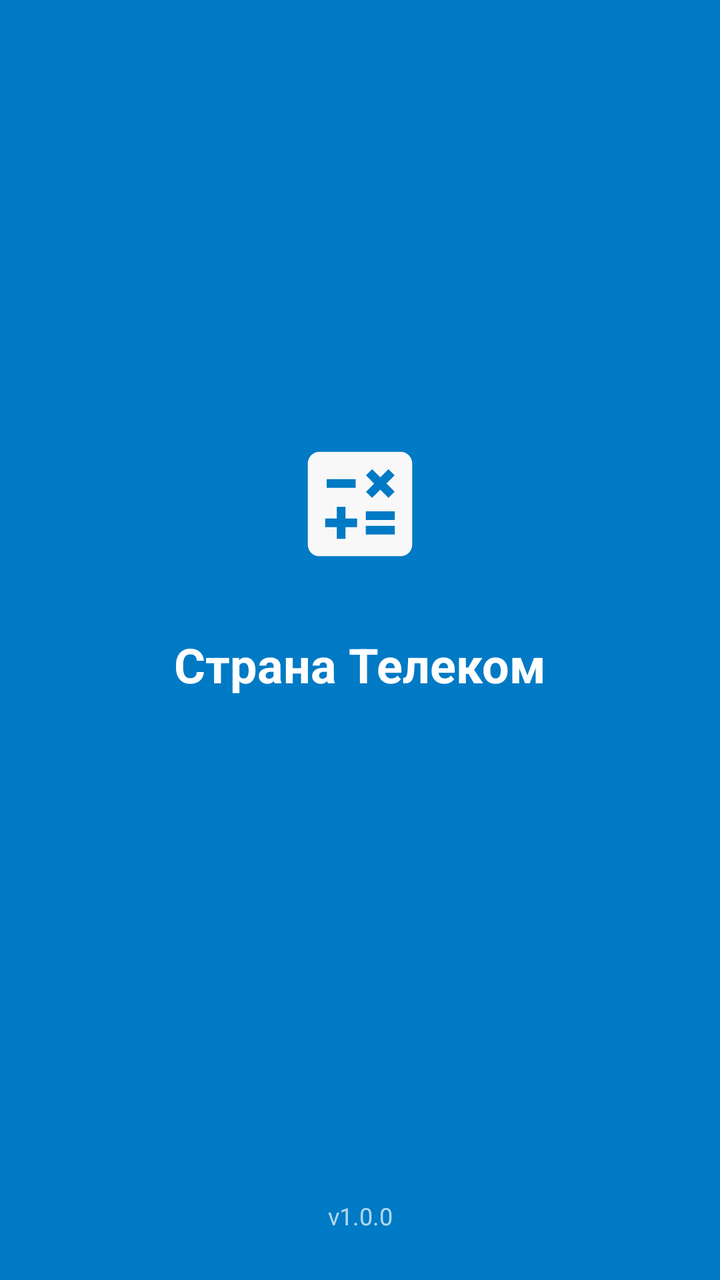
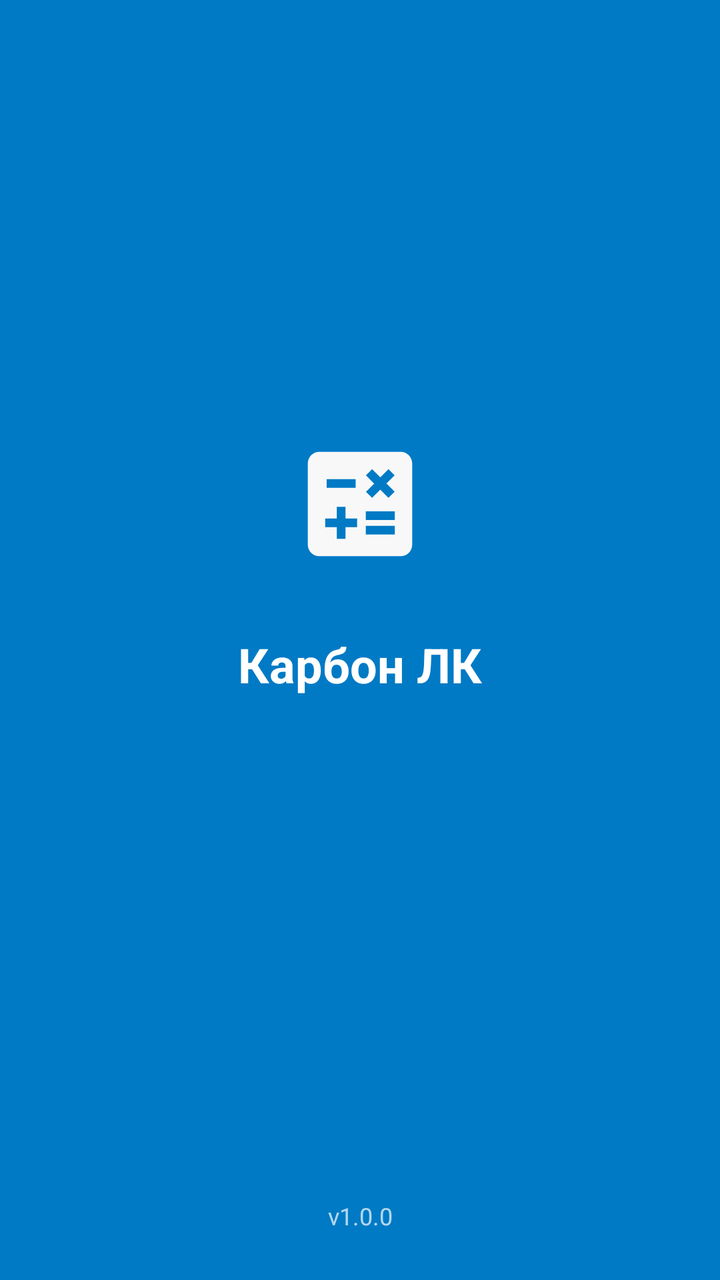

Compare the two renders of this Android layout. The source of the first and the diff that turns it into the second are given below.
<!-- AndroidManifest.xml: activity theme Theme.Splash -->
<!-- res/layout/activity_splash.xml -->
<?xml version="1.0" encoding="utf-8"?>
<androidx.constraintlayout.widget.ConstraintLayout
    xmlns:android="http://schemas.android.com/apk/res/android"
    xmlns:app="http://schemas.android.com/apk/res-auto"
    android:id="@+id/main"
    android:layout_width="match_parent"
    android:layout_height="match_parent"
    android:background="#007Ac5">

    
    <ImageView
        android:id="@+id/logoImageView"
        android:layout_width="120dp"
        android:layout_height="120dp"
        android:src="@drawable/ic_launcher_foreground"
        android:contentDescription="Логотип"
        app:layout_constraintTop_toTopOf="parent"
        app:layout_constraintBottom_toTopOf="@id/appNameTextView"
        app:layout_constraintStart_toStartOf="parent"
        app:layout_constraintEnd_toEndOf="parent"
        app:layout_constraintVertical_chainStyle="packed" />

    
    <TextView
        android:id="@+id/appNameTextView"
        android:layout_width="wrap_content"
        android:layout_height="wrap_content"
        android:text="Страна Телеком"
        android:textSize="24sp"
        android:textStyle="bold"
        android:textColor="#FFFFFF"
        app:layout_constraintTop_toBottomOf="@id/logoImageView"
        app:layout_constraintBottom_toBottomOf="parent"
        app:layout_constraintStart_toStartOf="parent"
        app:layout_constraintEnd_toEndOf="parent"
        android:layout_marginTop="4dp"
        android:layout_marginBottom="100dp" />

    
    <TextView
        android:id="@+id/versionTextView"
        android:layout_width="wrap_content"
        android:layout_height="wrap_content"
        android:text="v1.0.0"
        android:textSize="12sp"
        android:textColor="#B3FFFFFF"
        app:layout_constraintBottom_toBottomOf="parent"
        app:layout_constraintStart_toStartOf="parent"
        app:layout_constraintEnd_toEndOf="parent"
        android:layout_marginBottom="24dp" />

</androidx.constraintlayout.widget.ConstraintLayout>
<!-- resources referenced by this layout -->
<resources>
  <!-- drawable ic_launcher_foreground (drawable) -->
  <vector xmlns:android="http://schemas.android.com/apk/res/android"
      android:width="200dp"
      android:height="200dp"
      android:viewportWidth="24"
      android:viewportHeight="24"
      android:tint="#F8F8F8">
    <group android:scaleX="0.58"
        android:scaleY="0.58"
        android:translateX="5.04"
        android:translateY="5.04">
      <path
          android:fillColor="@android:color/white"
          android:pathData="M19,3H5C3.9,3 3,3.9 3,5v14c0,1.1 0.9,2 2,2h14c1.1,0 2,-0.9 2,-2V5C21,3.9 20.1,3 19,3zM13.03,7.06L14.09,6l1.41,1.41L16.91,6l1.06,1.06l-1.41,1.41l1.41,1.41l-1.06,1.06L15.5,9.54l-1.41,1.41l-1.06,-1.06l1.41,-1.41L13.03,7.06zM6.25,7.72h5v1.5h-5V7.72zM11.5,16h-2v2H8v-2H6v-1.5h2v-2h1.5v2h2V16zM18,17.25h-5v-1.5h5V17.25zM18,14.75h-5v-1.5h5V14.75z"/>
    </group>
  </vector>
  <style name="Theme.Splash" parent="Theme.AppCompat.Light.NoActionBar">
          <item name="android:windowBackground">@color/white</item>
          <item name="android:windowFullscreen">true</item>
      </style>
  <color name="white">#FFFFFF</color>
</resources>

<!-- the commit's change to res/layout/activity_splash.xml (unified diff, before → after) -->
@@ -25,7 +25,7 @@
         android:id="@+id/appNameTextView"
         android:layout_width="wrap_content"
         android:layout_height="wrap_content"
-        android:text="Страна Телеком"
+        android:text="Карбон ЛК"
         android:textSize="24sp"
         android:textStyle="bold"
         android:textColor="#FFFFFF"
